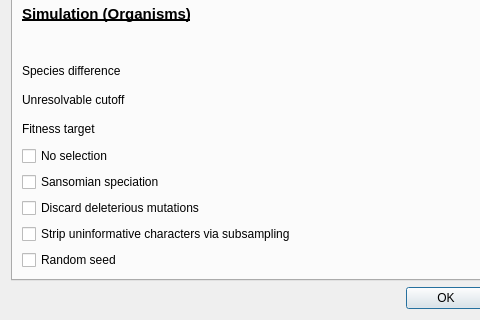
The window that settings.ui (palaeoware/trevosim) describes before a commit, drawn with Qt 5; both pictures show x 0 to 480 and y 609 to 929 of the 583 by 929 pixel window.
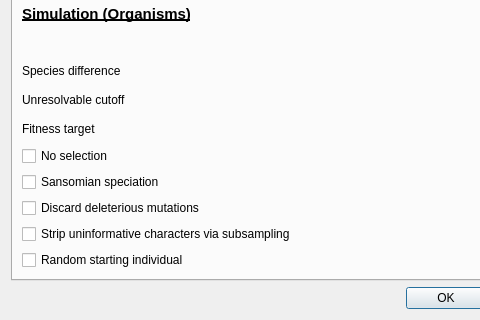
The same window after the commit.

Commit message: change wording of random seed as per comment on PR # 30

Patch:
```diff
--- a/settings.ui
+++ b/settings.ui
@@ -321,7 +321,7 @@
        <item row="28" column="0">
         <widget class="QCheckBox" name="c_randomSeed">
          <property name="text">
-          <string>Random seed</string>
+          <string>Random starting individual</string>
          </property>
         </widget>
        </item>
```
The commit also changes 1 other file.
